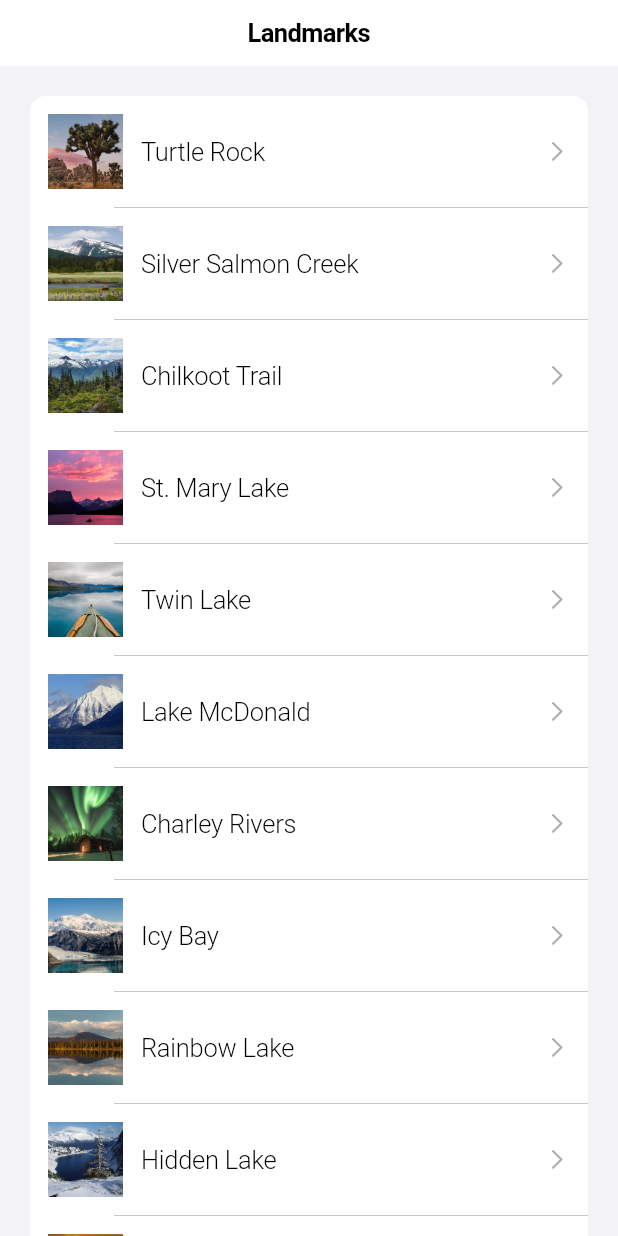
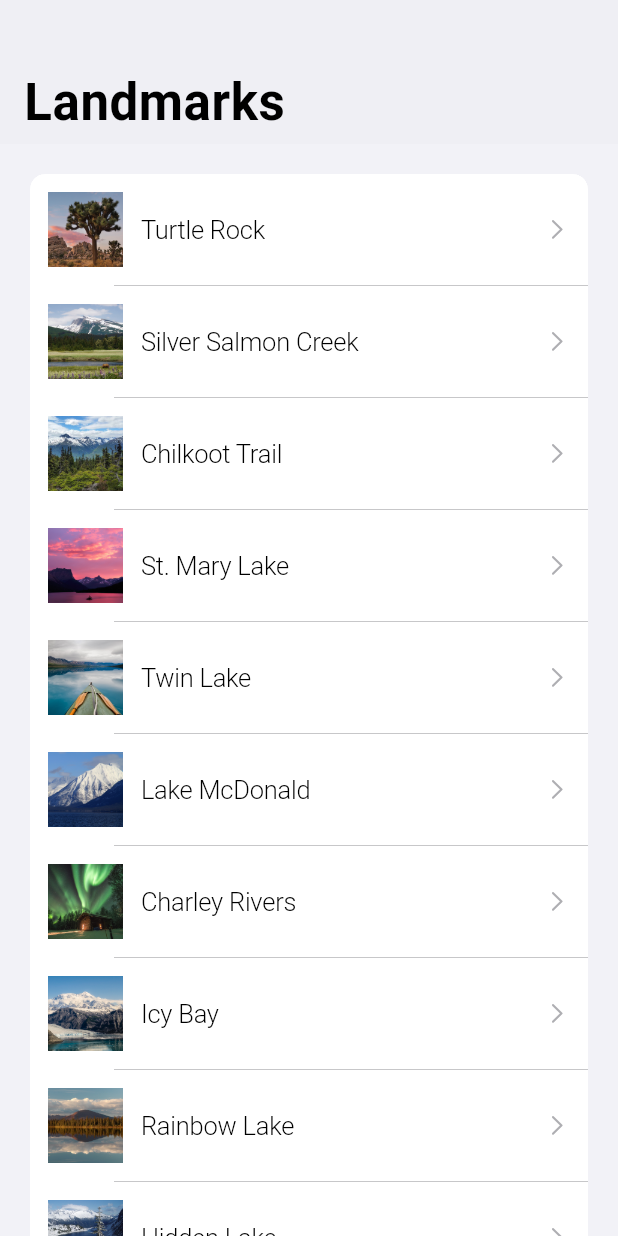
Before and after one commit to timsneath/landmarks_flutter, a Flutter app: the screen it shows after launch, on a phone screen of 412 x 824 dp. Run offline on Flutter 3.47's test engine with Material 2 defaults, Android fonts, the phone set to English and light mode, and no system bars; missing offline and left inert: apple_maps_flutter.

Commit message:
Successful landmarks page (iOS 14 style)

```diff
--- a/lib/pages/landmarks_page.dart
+++ b/lib/pages/landmarks_page.dart
@@ -11,9 +11,7 @@ class LandmarksPage extends StatelessWidget {
   @override
   Widget build(BuildContext context) {
     return CupertinoPageScaffold(
-      navigationBar: const CupertinoNavigationBar(
-        middle: Text('Landmarks'),
-      ),
+      backgroundColor: CupertinoColors.extraLightBackgroundGray,
       child: LandmarkList(landmarks: landmarks),
     );
   }
--- a/lib/widgets/landmark_list.dart
+++ b/lib/widgets/landmark_list.dart
@@ -1,7 +1,6 @@
 import 'package:flutter/cupertino.dart';
 
 import '../model/landmark.dart';
-
 import 'landmark_row.dart';
 
 class LandmarkList extends StatelessWidget {
@@ -11,12 +10,22 @@ class LandmarkList extends StatelessWidget {
 
   @override
   Widget build(BuildContext context) {
-    return SafeArea(
-      child: SingleChildScrollView(
-        child: CupertinoListSection.insetGrouped(children: [
-          for (final landmark in landmarks) LandmarkRow(landmark: landmark),
-        ]),
-      ),
+    return CustomScrollView(
+      semanticChildCount: landmarks.length,
+      slivers: [
+        CupertinoSliverNavigationBar(
+          stretch: true,
+          backgroundColor: CupertinoColors.extraLightBackgroundGray,
+          border: null,
+          largeTitle: Text('Landmarks'),
+        ),
+        SliverFillRemaining(
+          hasScrollBody: false,
+          child: CupertinoListSection.insetGrouped(children: [
+            for (final landmark in landmarks) LandmarkRow(landmark: landmark),
+          ]),
+        ),
+      ],
     );
   }
 }
```
